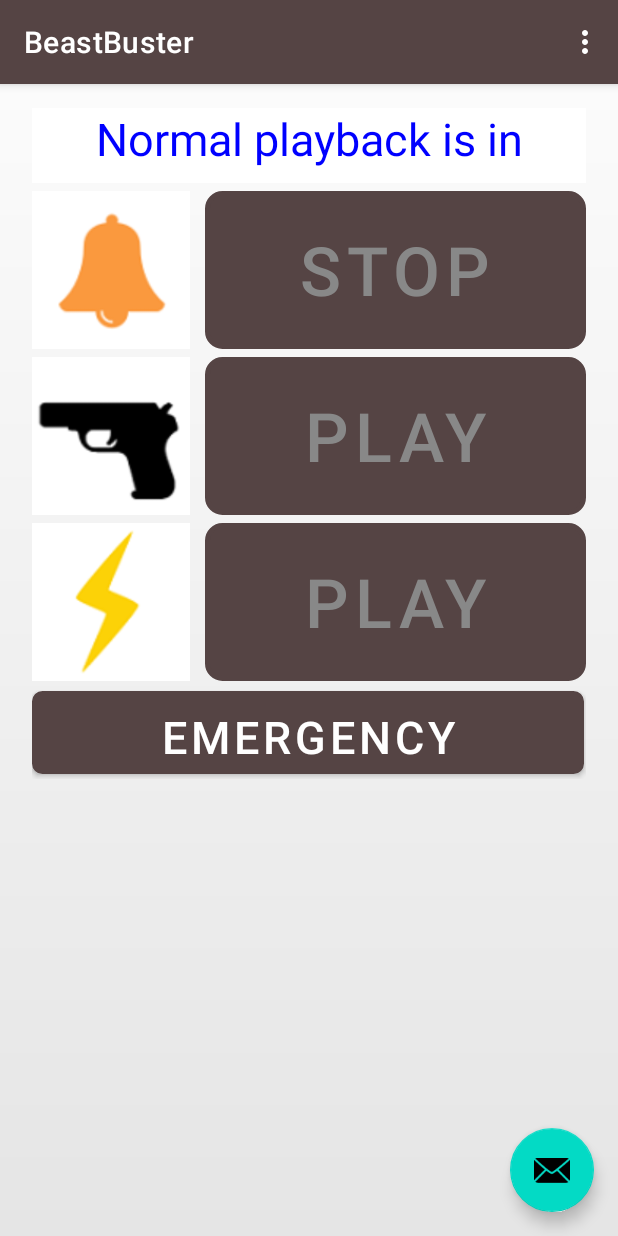
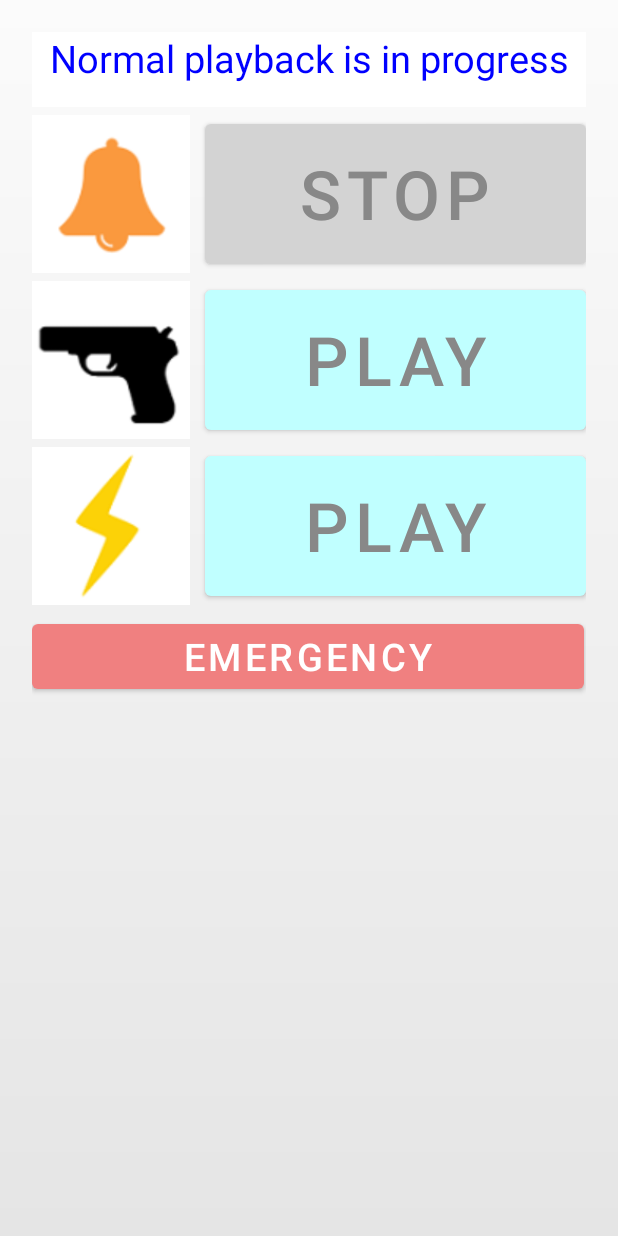
Before and after one commit to tfs-apps-one/BeastBuster, an Android app: the screen it shows after launch (MainActivity), after a tap on "PLAY", on a phone screen of 412 x 824 dp. Run offline under Robolectric (Android 15) with nearby library versions, the phone set to English and light mode, and no system bars; our stand-ins replace AdMob.

Commit message:
画面修正：テキストと広告

```diff
--- a/app/src/main/java/apps/ft/beastbuster/MainActivity.java
+++ b/app/src/main/java/apps/ft/beastbuster/MainActivity.java
@@ -126,6 +126,7 @@ public class MainActivity extends AppCompatActivity {
         _language = _local.getLanguage();
         _country = _local.getCountry();
 
+        setContentView(R.layout.content_main);
         TextView v = (TextView)findViewById(R.id.textView);
         if (_language.equals("ja")) {
             v.setText("[PLAY]で通常再生します");
@@ -265,7 +266,7 @@ public class MainActivity extends AppCompatActivity {
         if(play_delay == 0) play_delay = 10;
         else                 play_delay *= 1000;
         //緊急音
-        emergency_kind = sharedPreferences.getString("emergency_kind", "none");
+        emergency_kind = sharedPreferences.getString("emergency_kind", "thunder");
         //音量戻し
         volume_back = sharedPreferences.getBoolean("volume_back", false);
         //画面タイプ
@@ -310,44 +311,54 @@ public class MainActivity extends AppCompatActivity {
         Button btn1 = (Button) findViewById(R.id.btn_bell);
         Button btn2 = (Button) findViewById(R.id.btn_gun);
         Button btn3 = (Button) findViewById(R.id.btn_thunder);
+        Button btn4 = (Button) findViewById(R.id.btn_emergency);
         if (this.mainTimer1 == null) {
             btn1.setText("PLAY");
             btn1.setTextColor(Color.parseColor("gray"));
-            if (screen_type == 2) btn1.setBackgroundResource(R.drawable.btn_round2);
-            else                   btn1.setBackgroundResource(R.drawable.btn_round);
+            //画面デザイン　色変更
+            if (screen_type == 2)   btn1.setBackgroundColor(0xfffafafa);
+            else                    btn1.setBackgroundColor(0xffc0ffff);
         }
         else
         {
             btn1.setText("STOP");
             btn1.setTextColor(Color.parseColor("gray"));
-            btn1.setBackgroundResource(R.drawable.btn_stop);
+            btn1.setBackgroundColor(0xffd3d3d3);
         }
         if (this.mainTimer2 == null) {
             btn2.setText("PLAY");
             btn2.setTextColor(Color.parseColor("gray"));
-            btn2.setBackgroundResource(R.drawable.btn_round);
+            if (screen_type == 2)   btn2.setBackgroundColor(0xfffafafa);
+            else                    btn2.setBackgroundColor(0xffc0ffff);
+            /*
             if (screen_type == 2) btn2.setBackgroundResource(R.drawable.btn_round2);
             else                   btn2.setBackgroundResource(R.drawable.btn_round);
+            */
         }
         else
         {
             btn2.setText("STOP");
             btn2.setTextColor(Color.parseColor("gray"));
+            btn2.setBackgroundColor(0xffd3d3d3);
+            /*
             btn2.setBackgroundResource(R.drawable.btn_stop);
+             */
         }
         if (this.mainTimer3 == null) {
             btn3.setText("PLAY");
             btn3.setTextColor(Color.parseColor("gray"));
-            btn3.setBackgroundResource(R.drawable.btn_round);
-            if (screen_type == 2) btn3.setBackgroundResource(R.drawable.btn_round2);
-            else                   btn3.setBackgroundResource(R.drawable.btn_round);
+            if (screen_type == 2)   btn3.setBackgroundColor(0xfffafafa);
+            else                    btn3.setBackgroundColor(0xffc0ffff);
         }
         else
         {
             btn3.setText("STOP");
             btn3.setTextColor(Color.parseColor("gray"));
-            btn3.setBackgroundResource(R.drawable.btn_stop);
+            btn3.setBackgroundColor(0xffd3d3d3);
         }
+
+        /* 緊急ボタン */
+        btn4.setBackgroundColor(0xfff08080);
     }
 
     /* 効果音スタート */
@@ -359,36 +370,34 @@ public class MainActivity extends AppCompatActivity {
         Button btn3 = (Button) findViewById(R.id.btn_thunder);
         btn1.setText("PLAY");
         btn1.setTextColor(Color.parseColor("gray"));
-        if (screen_type == 2) btn1.setBackgroundResource(R.drawable.btn_round2);
-        else                   btn1.setBackgroundResource(R.drawable.btn_round);
+        if (screen_type == 2)   btn1.setBackgroundColor(0xfffafafa);
+        else                    btn1.setBackgroundColor(0xffc0ffff);
 
         btn2.setText("PLAY");
         btn2.setTextColor(Color.parseColor("gray"));
-        btn2.setBackgroundResource(R.drawable.btn_round);
-        if (screen_type == 2) btn2.setBackgroundResource(R.drawable.btn_round2);
-        else                   btn2.setBackgroundResource(R.drawable.btn_round);
+        if (screen_type == 2)   btn2.setBackgroundColor(0xfffafafa);
+        else                    btn2.setBackgroundColor(0xffc0ffff);
 
         btn3.setText("PLAY");
         btn3.setTextColor(Color.parseColor("gray"));
-        btn3.setBackgroundResource(R.drawable.btn_round);
-        if (screen_type == 2) btn3.setBackgroundResource(R.drawable.btn_round2);
-        else                   btn3.setBackgroundResource(R.drawable.btn_round);
+        if (screen_type == 2)   btn3.setBackgroundColor(0xfffafafa);
+        else                    btn3.setBackgroundColor(0xffc0ffff);
 
         switch (type){
             case 1:
                 btn1.setText("STOP");
                 btn1.setTextColor(Color.parseColor("gray"));
-                btn1.setBackgroundResource(R.drawable.btn_stop);
+                btn1.setBackgroundColor(0xffd3d3d3);
                 break;
             case 2:
                 btn2.setText("STOP");
                 btn2.setTextColor(Color.parseColor("gray"));
-                btn2.setBackgroundResource(R.drawable.btn_stop);
+                btn2.setBackgroundColor(0xffd3d3d3);
                 break;
             case 3:
                 btn3.setText("STOP");
                 btn3.setTextColor(Color.parseColor("gray"));
-                btn3.setBackgroundResource(R.drawable.btn_stop);
+                btn3.setBackgroundColor(0xffd3d3d3);
                 break;
         }
 
@@ -527,22 +536,22 @@ public class MainActivity extends AppCompatActivity {
                 Button btn1 = (Button) findViewById(R.id.btn_bell);
                 btn1.setText("PLAY");
                 btn1.setTextColor(Color.parseColor("gray"));
-                if (screen_type == 2) btn1.setBackgroundResource(R.drawable.btn_round2);
-                else                   btn1.setBackgroundResource(R.drawable.btn_round);
+                if (screen_type == 2)   btn1.setBackgroundColor(0xfffafafa);
+                else                    btn1.setBackgroundColor(0xffc0ffff);
                 break;
             case 2:
                 Button btn2 = (Button) findViewById(R.id.btn_gun);
                 btn2.setText("PLAY");
                 btn2.setTextColor(Color.parseColor("gray"));
-                if (screen_type == 2) btn2.setBackgroundResource(R.drawable.btn_round2);
-                else                   btn2.setBackgroundResource(R.drawable.btn_round);
+                if (screen_type == 2)   btn2.setBackgroundColor(0xfffafafa);
+                else                    btn2.setBackgroundColor(0xffc0ffff);
                 break;
             case 3:
                 Button btn3 = (Button) findViewById(R.id.btn_thunder);
                 btn3.setText("PLAY");
                 btn3.setTextColor(Color.parseColor("gray"));
-                if (screen_type == 2) btn3.setBackgroundResource(R.drawable.btn_round2);
-                else                   btn3.setBackgroundResource(R.drawable.btn_round);
+                if (screen_type == 2)   btn3.setBackgroundColor(0xfffafafa);
+                else                    btn3.setBackgroundColor(0xffc0ffff);
                 break;
         }
 
--- a/app/src/main/res/drawable/btn_emer.xml
+++ b/app/src/main/res/drawable/btn_emer.xml
@@ -4,10 +4,10 @@
             <corners android:radius="6dp"/>
 
     <stroke
-        android:color="#ffffff"
+        android:color="#ffffffff"
         android:width="2dp"/>
 
     <solid
-        android:color="#f08080"
+        android:color="#fff08080"
         />
 </shape>
--- a/app/src/main/res/drawable/btn_grad.xml
+++ b/app/src/main/res/drawable/btn_grad.xml
@@ -3,7 +3,6 @@
     android:shape="rectangle">
     <gradient
         android:angle="270"
-        android:startColor="#777777"
-        android:endColor="#999999"
-        />
+        android:startColor="#ff777777"
+        android:endColor="#ff999999"/>
 </shape>
--- a/app/src/main/res/drawable/btn_press.xml
+++ b/app/src/main/res/drawable/btn_press.xml
@@ -4,7 +4,7 @@
             <corners android:radius="6dp"/>
 
     <stroke
-        android:color="#ffffff"
+        android:color="#ffffffff"
         android:width="2dp"/>
 
     <solid
--- a/app/src/main/res/drawable/btn_round.xml
+++ b/app/src/main/res/drawable/btn_round.xml
@@ -1,13 +1,10 @@
 <?xml version="1.0" encoding="utf-8"?>
 <shape xmlns:android="http://schemas.android.com/apk/res/android"
        android:shape="rectangle">
-            <corners android:radius="10dp"/>
-
+    <corners android:radius="10dp"/>
     <stroke
-        android:color="#ffffff"
+        android:color="#ffffffff"
         android:width="3dp"/>
-
     <solid
-        android:color="#e0ffff"
-        />
+        android:color="#ffccffff"/>
 </shape>
--- a/app/src/main/res/drawable/btn_round2.xml
+++ b/app/src/main/res/drawable/btn_round2.xml
@@ -4,10 +4,10 @@
             <corners android:radius="10dp"/>
 
     <stroke
-        android:color="#999999"
+        android:color="#ff999999"
         android:width="3dp"/>
 
     <solid
-        android:color="#fafafa"
+        android:color="#fffafafa"
         />
 </shape>
--- a/app/src/main/res/drawable/btn_stop.xml
+++ b/app/src/main/res/drawable/btn_stop.xml
@@ -4,10 +4,10 @@
             <corners android:radius="10dp"/>
 
     <stroke
-        android:color="#ffffff"
+        android:color="#ffffffff"
         android:width="3dp"/>
 
     <solid
-        android:color="#d3d3d3"
+        android:color="#ffd3d3d3"
         />
 </shape>
--- a/app/src/main/res/layout/activity_main.xml
+++ b/app/src/main/res/layout/activity_main.xml
@@ -20,14 +20,4 @@
 
     </com.google.android.material.appbar.AppBarLayout>
 
-    <com.google.android.material.floatingactionbutton.FloatingActionButton
-        android:id="@+id/fab"
-        android:layout_width="wrap_content"
-        android:layout_height="wrap_content"
-        android:layout_gravity="bottom|end"
-        android:layout_margin="@dimen/fab_margin"
-        app:srcCompat="@android:drawable/ic_dialog_email" />
-
-    <include layout="@layout/content_main" />
-
 </androidx.coordinatorlayout.widget.CoordinatorLayout>
--- a/app/src/main/res/layout/content_main.xml
+++ b/app/src/main/res/layout/content_main.xml
@@ -2,6 +2,7 @@
 <androidx.constraintlayout.widget.ConstraintLayout xmlns:android="http://schemas.android.com/apk/res/android"
     xmlns:app="http://schemas.android.com/apk/res-auto"
     xmlns:ads="http://schemas.android.com/apk/res-auto"
+    xmlns:tools="http://schemas.android.com/tools"
     android:layout_width="match_parent"
     android:layout_height="match_parent"
     android:paddingBottom="@dimen/activity_vertical_margin"
@@ -12,20 +13,22 @@
     android:background="@drawable/bak_grad">
     app:layout_behavior="@string/appbar_scrolling_view_behavior">
 
-
     <TextView
         android:id="@+id/textView"
         android:layout_width="match_parent"
         android:layout_height="50dp"
-        android:layout_marginBottom="5dp"
-        android:layout_marginStart="5dp"
-        android:layout_marginEnd="5dp"
-        android:layout_marginTop="5dp"
         android:layout_alignParentEnd="true"
         android:layout_alignParentStart="true"
         android:layout_alignParentTop="true"
-        android:gravity="center_horizontal"
-        android:textSize="30dp" />
+        android:layout_marginEnd="5dp"
+        android:layout_marginStart="5dp"
+        android:layout_marginTop="5dp"
+        android:gravity="center|top"
+        android:text="----"
+        android:textSize="25dp"
+        app:layout_constraintEnd_toEndOf="parent"
+        app:layout_constraintStart_toStartOf="parent"
+        app:layout_constraintTop_toTopOf="@+id/linearLayout5" />
 
     <LinearLayout
         android:id="@+id/linearLayout"
@@ -53,7 +56,7 @@
             android:layout_width="match_parent"
             android:layout_height="match_parent"
             android:layout_marginLeft="10dp"
-            android:background="@drawable/btn_round"
+            android:backgroundTint="@null"
             android:onClick="onBell"
             android:text="PLAY"
             android:textSize="45dp" />
@@ -85,7 +88,7 @@
             android:layout_width="match_parent"
             android:layout_height="match_parent"
             android:layout_marginLeft="10dp"
-            android:background="@drawable/btn_round"
+            android:backgroundTint="@null"
             android:onClick="onGun"
             android:text="PLAY"
             android:textSize="45dp" />
@@ -117,7 +120,7 @@
             android:layout_width="match_parent"
             android:layout_height="match_parent"
             android:layout_marginLeft="10dp"
-            android:background="@drawable/btn_round"
+            android:backgroundTint="@null"
             android:onClick="onThunder"
             android:text="PLAY"
             android:textSize="45dp" />
@@ -145,12 +148,18 @@
             android:layout_marginLeft="1dp"
             android:layout_marginTop="1dp"
             android:layout_marginEnd="1dp"
-            android:layout_toEndOf="@+id/btn_video"
-            android:background="@drawable/btn_state"
             android:onClick="onEmergency"
             android:text="EMERGENCY"
-            android:textSize="30dp" />
+            android:textSize="25dp" />
     </LinearLayout>
+
+    <LinearLayout
+        android:id="@+id/linearLayout5"
+        android:layout_width="match_parent"
+        android:layout_height="match_parent"
+        android:gravity="center|bottom"
+        tools:layout_editor_absoluteX="16dp"
+        tools:layout_editor_absoluteY="16dp">
 
         <com.google.android.gms.ads.AdView
             android:id="@+id/adView"
@@ -161,5 +170,6 @@
             android:layout_marginBottom="5dp"
             ads:adSize="BANNER"
             ads:adUnitId="ca-app-pub-4924620089567925/6361767912"></com.google.android.gms.ads.AdView>
+    </LinearLayout>
 
 </androidx.constraintlayout.widget.ConstraintLayout>
```
Also changed, not shown: app/src/main/AndroidManifest.xml (+10 -10 lines), app/src/main/res/values/styles.xml (deleted, +0 -20 lines). Lines whose indentation alone changed are shown as unchanged.
